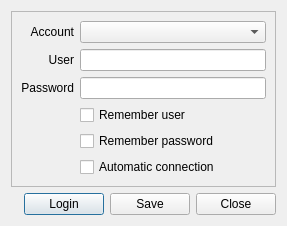
Qt form src/GuiNetworkLogin.ui (hwgao/beebeep) before a commit.
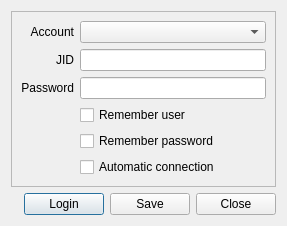
The same form after that commit.

What changed in the file:
```diff
--- a/src/GuiNetworkLogin.ui
+++ b/src/GuiNetworkLogin.ui
@@ -39,7 +39,7 @@
       <item row="1" column="0">
        <widget class="QLabel" name="mp_lJid">
         <property name="text">
-         <string>User</string>
+         <string>JID</string>
         </property>
         <property name="alignment">
          <set>Qt::AlignRight|Qt::AlignTrailing|Qt::AlignVCenter</set>
```
